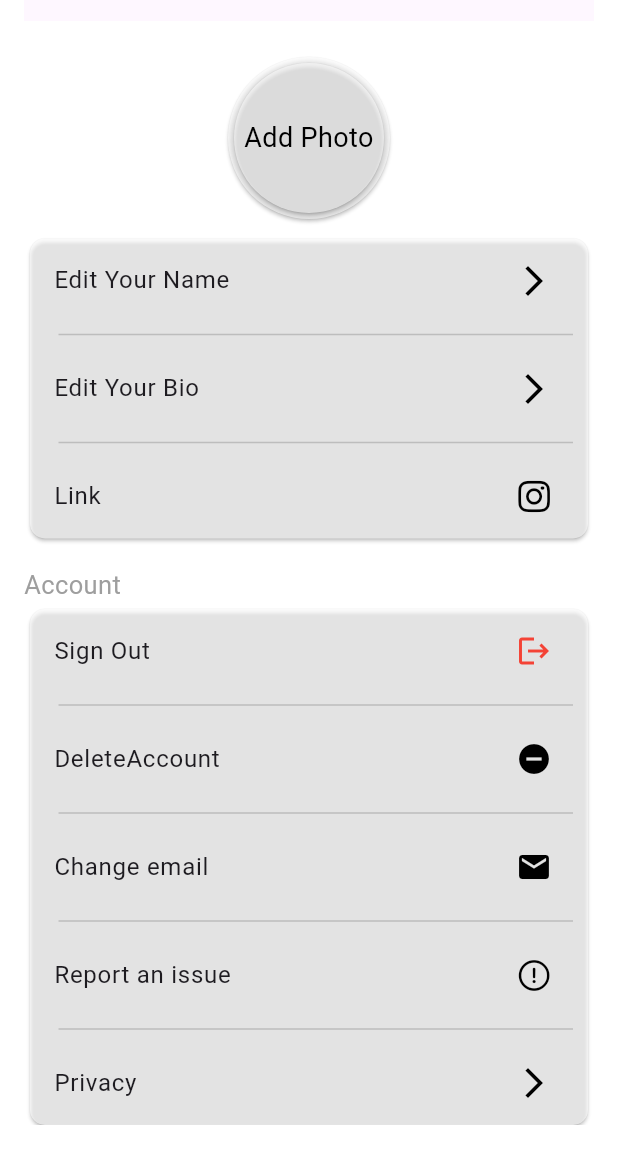
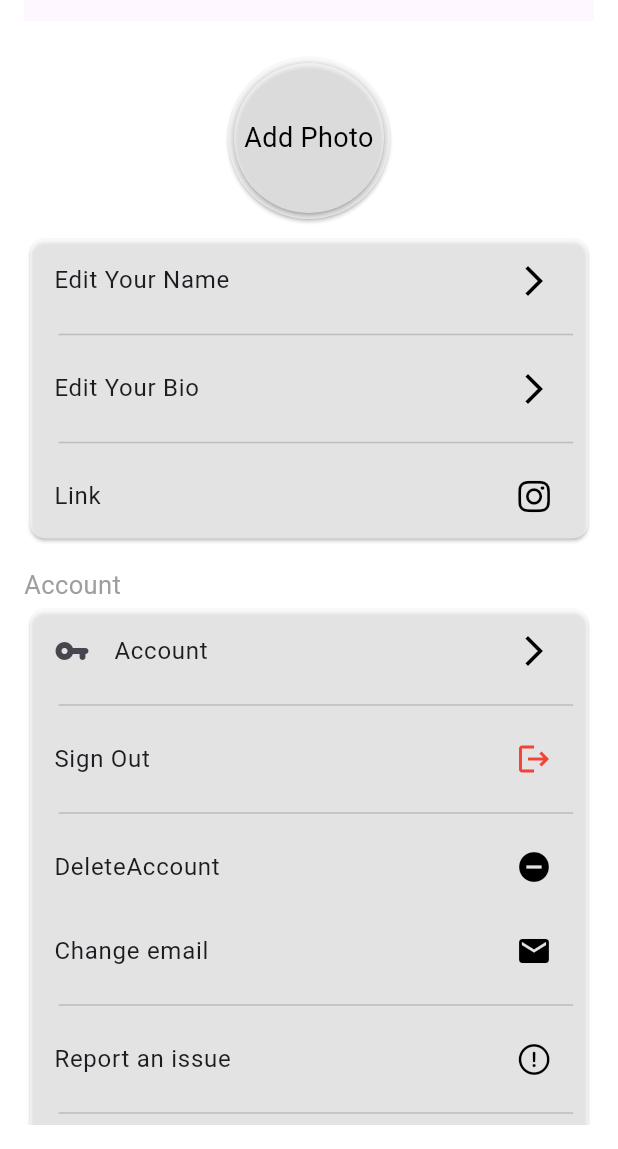
Before and after one commit to Amjadyabroudi128/whatsAppClone, a Flutter app: the SettingScreen screen opened directly, on a phone screen of 412 x 824 dp, the part 87-1236 px from its top. Run offline on Flutter 3.47's test engine with Material 3 defaults, Android fonts, the light colour scheme and no system bars; our stand-ins replace cloud_firestore, cloud_functions, file_picker, firebase_auth, firebase_core, firebase_messaging and 6 more; missing offline and left inert: firebase_app_check, media_gallery_saver; accounts and stored records are empty.

Commit message:
account settings

```diff
--- a/lib/features/Settings/SettingsScreen.dart
+++ b/lib/features/Settings/SettingsScreen.dart
@@ -1,3 +1,4 @@
+import 'package:flutter/cupertino.dart';
 import 'package:flutter/material.dart';
 import 'package:cloud_firestore/cloud_firestore.dart';
 import 'package:firebase_auth/firebase_auth.dart';
@@ -74,10 +75,20 @@ class _SettingScreenState extends State<SettingScreen> {
                   kCard(
                     child: Column(
                       children: [
+                        Options(
+                          context: context,
+                          onTap: (){
+
+                          },
+                          label: const Text("Account"),
+                          trailing: icons.arrowForward(context),
+                          leading: const Icon(Icons.vpn_key_rounded)
+                        ),
+                        const divider(),
                         const signOut(),
                         const divider(),
                         const deleteAccount(),
-                        const divider(),
+
                         ChangeEmail(passwordController: passwordController,
                             email: email,
                             emailController: emailController),
```
